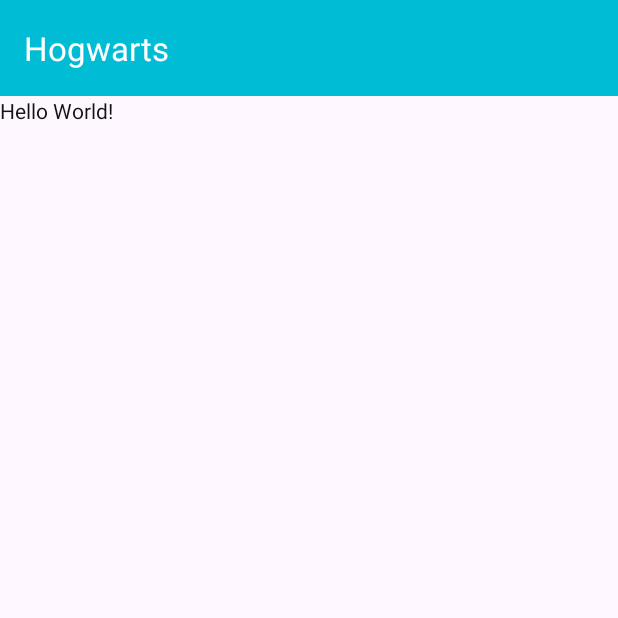
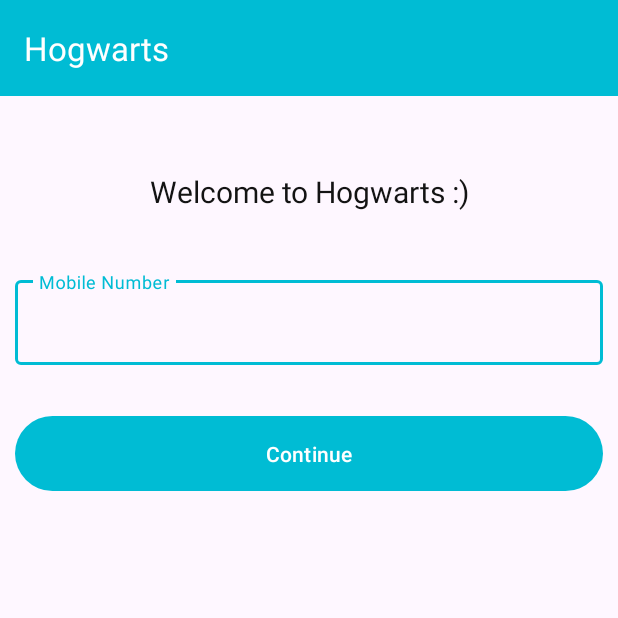
Before and after one commit to chirag389817/hogwarts-app, an Android app: the screen it shows after launch (MainActivity before the commit, AuthActivity after it), on a phone screen of 412 x 824 dp, the top half of it. Run offline under Robolectric (Android 15) with nearby library versions, the phone set to English and light mode, and no system bars.

```diff
--- a/app/build.gradle.kts
+++ b/app/build.gradle.kts
@@ -39,4 +39,7 @@ dependencies {
     testImplementation("junit:junit:4.13.2")
     androidTestImplementation("androidx.test.ext:junit:1.1.5")
     androidTestImplementation("androidx.test.espresso:espresso-core:3.5.1")
+
+    implementation("com.squareup.okhttp3:okhttp:4.12.0")
+    implementation("com.google.code.gson:gson:2.10.1")
 }
--- a/app/src/main/AndroidManifest.xml
+++ b/app/src/main/AndroidManifest.xml
@@ -1,6 +1,8 @@
 <?xml version="1.0" encoding="utf-8"?>
 <manifest xmlns:android="http://schemas.android.com/apk/res/android"
     xmlns:tools="http://schemas.android.com/tools">
+
+    <uses-permission android:name="android.permission.INTERNET" />
 
     <application
         android:allowBackup="true"
@@ -13,6 +15,9 @@
         android:theme="@style/Theme.Hogwarts"
         tools:targetApi="31">
         <activity
+            android:name=".auth.AuthActivity"
+            android:exported="false" />
+        <activity
             android:name=".MainActivity"
             android:exported="true">
             <intent-filter>
--- a/app/src/main/java/com/csp/hogwarts/MainActivity.java
+++ b/app/src/main/java/com/csp/hogwarts/MainActivity.java
@@ -2,13 +2,17 @@ package com.csp.hogwarts;
 
 import androidx.appcompat.app.AppCompatActivity;
 
+import android.content.Intent;
 import android.os.Bundle;
 
+import com.csp.hogwarts.auth.Auth;
+import com.csp.hogwarts.auth.AuthActivity;
 import com.csp.hogwarts.databinding.ActivityMainBinding;
 
 public class MainActivity extends AppCompatActivity {
 
     private ActivityMainBinding binding;
+    private Auth auth;
 
     @Override
     protected void onCreate(Bundle savedInstanceState) {
@@ -16,5 +20,14 @@ public class MainActivity extends AppCompatActivity {
         binding = ActivityMainBinding.inflate(getLayoutInflater());
         setContentView(binding.getRoot());
         setSupportActionBar(binding.toolbar);
+
+        auth = new Auth(this);
+    }
+
+    @Override
+    protected void onResume() {
+        if(!auth.isAuthenticated())
+            startActivity(new Intent(this, AuthActivity.class));
+        super.onResume();
     }
 }
--- /dev/null
+++ b/app/src/main/java/com/csp/hogwarts/auth/Auth.java
@@ -0,0 +1,30 @@
+package com.csp.hogwarts.auth;
+
+import android.content.Context;
+import android.content.SharedPreferences;
+
+import androidx.appcompat.app.AppCompatActivity;
+
+public class Auth {
+
+    private SharedPreferences sp;
+
+    public Auth(Context con){
+        sp = con.getSharedPreferences("token", Context.MODE_PRIVATE);
+    }
+    public String  getAccessToken(){
+        return sp.getString("accessToken","");
+    }
+
+    public void setAccessToken(String accessToken){
+        sp.edit().putString("accessToken",accessToken).apply();
+    }
+
+    public boolean isAuthenticated(){
+        return sp.getString("accessToken",null) != null;
+    }
+
+    public void signOut(){
+        sp.edit().remove("accessToken").apply();
+    }
+}
--- /dev/null
+++ b/app/src/main/java/com/csp/hogwarts/auth/AuthActivity.java
@@ -0,0 +1,21 @@
+package com.csp.hogwarts.auth;
+
+import androidx.appcompat.app.AppCompatActivity;
+import androidx.fragment.app.FragmentTransaction;
+
+import com.csp.hogwarts.databinding.ActivityAuthBinding;
+import android.os.Bundle;
+
+import com.csp.hogwarts.R;
+
+public class AuthActivity extends AppCompatActivity {
+
+    private ActivityAuthBinding binding;
+    @Override
+    protected void onCreate(Bundle savedInstanceState) {
+        super.onCreate(savedInstanceState);
+        binding = ActivityAuthBinding.inflate(getLayoutInflater());
+        setContentView(binding.getRoot());
+        setSupportActionBar(binding.toolbar);
+    }
+}
--- /dev/null
+++ b/app/src/main/java/com/csp/hogwarts/auth/MobileFragment.java
@@ -0,0 +1,104 @@
+package com.csp.hogwarts.auth;
+
+import android.os.Bundle;
+
+import androidx.annotation.NonNull;
+import androidx.fragment.app.Fragment;
+import androidx.fragment.app.FragmentManager;
+import androidx.fragment.app.FragmentTransaction;
+
+import android.text.Editable;
+import android.text.TextWatcher;
+import android.util.Log;
+import android.view.LayoutInflater;
+import android.view.View;
+import android.view.ViewGroup;
+import android.widget.Toast;
+
+import com.csp.hogwarts.R;
+import com.csp.hogwarts.databinding.FragmentMobileBinding;
+import com.csp.hogwarts.net.NetClient;
+import com.google.gson.Gson;
+
+import org.json.JSONException;
+import org.json.JSONObject;
+
+import java.util.Objects;
+
+public class MobileFragment extends Fragment {
+    private static final String TAG = "MobileFragment";
+    private FragmentMobileBinding binding;
+    private Gson gson = new Gson();
+    private NetClient netClient;
+    public MobileFragment() {}
+    @Override
+    public View onCreateView(@NonNull LayoutInflater inflater, ViewGroup container,
+                             Bundle savedInstanceState) {
+        binding = FragmentMobileBinding.inflate(inflater, container, false);
+        netClient = new NetClient(getActivity());
+
+        binding.btnContinue.setOnClickListener(v -> {
+            String mobile = Objects.requireNonNull(binding.editTxtMobile.getEditText()).getText().toString();
+            if(mobile.length()!=10){
+                binding.editTxtMobile.setError("Invalid mobile number");
+                return;
+            }
+            JSONObject json = new JSONObject();
+            try {
+                json.put("mobile",mobile);
+                String js = json.toString();
+                netClient.doPost("/auth/verify-mobile", json.toString(), this::handleResponse);
+            } catch (JSONException e) {
+                throw new RuntimeException(e);
+            }
+        });
+
+        Objects.requireNonNull(binding.editTxtMobile.getEditText()).addTextChangedListener(new TextWatcher() {
+            @Override
+            public void beforeTextChanged(CharSequence s, int start, int count, int after) {
+
+            }
+
+            @Override
+            public void onTextChanged(CharSequence s, int start, int before, int count) {
+
+            }
+
+            @Override
+            public void afterTextChanged(Editable s) {
+                binding.editTxtMobile.setErrorEnabled(false);
+            }
+        });
+
+        return binding.getRoot();
+    }
+
+    private void handleResponse(String data){
+        try {
+            JSONObject result = new JSONObject(data);
+            if(!result.isNull("error")){
+                Log.d(TAG, "handleResponse: "+data);
+                JSONObject error = result.getJSONObject("error");
+                binding.editTxtMobile.setError(error.getString("message"));
+                return;
+            }
+            Bundle bundle = new Bundle();
+            FragmentTransaction ft = requireActivity().getSupportFragmentManager().beginTransaction();
+            ft.setCustomAnimations(R.anim.slide_in,R.anim.slide_out);
+            if(result.getBoolean("otpSent")){
+                bundle.putString("verificationId", result.getString("verificationId"));
+                OtpFragment otpFragment = new OtpFragment();
+                otpFragment.setArguments(bundle);
+                ft.replace(R.id.fragmentContainer, otpFragment);
+            }else{
+                bundle.putString("userId", result.getString("userId"));
+                PasswordFragment passwordFragment = new PasswordFragment();
+                passwordFragment.setArguments(bundle);
+                ft.replace(R.id.fragmentContainer, passwordFragment);
+            }
+            ft.commit();
+        } catch (JSONException e) {
+            throw new RuntimeException(e);
+        }
+    }
+}
--- /dev/null
+++ b/app/src/main/res/anim/slide_in.xml
@@ -0,0 +1,6 @@
+<?xml version="1.0" encoding="utf-8"?>
+<translate xmlns:android="http://schemas.android.com/apk/res/android"
+    android:duration="@android:integer/config_shortAnimTime"
+    android:interpolator="@android:anim/decelerate_interpolator"
+    android:fromXDelta="100%"
+    android:toXDelta="0%" />
--- /dev/null
+++ b/app/src/main/res/anim/slide_out.xml
@@ -0,0 +1,6 @@
+<?xml version="1.0" encoding="utf-8"?>
+<translate xmlns:android="http://schemas.android.com/apk/res/android"
+    android:duration="@android:integer/config_shortAnimTime"
+    android:interpolator="@android:anim/decelerate_interpolator"
+    android:fromXDelta="0%"
+    android:toXDelta="100%" />
--- /dev/null
+++ b/app/src/main/res/layout/activity_auth.xml
@@ -0,0 +1,26 @@
+<?xml version="1.0" encoding="utf-8"?>
+<androidx.appcompat.widget.LinearLayoutCompat xmlns:android="http://schemas.android.com/apk/res/android"
+    xmlns:app="http://schemas.android.com/apk/res-auto"
+    xmlns:tools="http://schemas.android.com/tools"
+    android:layout_width="match_parent"
+    android:layout_height="match_parent"
+    android:orientation="vertical"
+    tools:context=".auth.AuthActivity">
+
+    <com.google.android.material.appbar.AppBarLayout
+        android:layout_width="match_parent"
+        android:layout_height="?attr/actionBarSize"
+        android:background="?android:statusBarColor">
+        <androidx.appcompat.widget.Toolbar
+            android:id="@+id/toolbar"
+            android:layout_width="match_parent"
+            android:layout_height="match_parent">
+        </androidx.appcompat.widget.Toolbar>
+    </com.google.android.material.appbar.AppBarLayout>
+
+    <androidx.fragment.app.FragmentContainerView
+        android:layout_width="match_parent"
+        android:layout_height="match_parent"
+        android:id="@+id/fragmentContainer"
+        android:name="com.csp.hogwarts.auth.MobileFragment"/>
+</androidx.appcompat.widget.LinearLayoutCompat>
--- /dev/null
+++ b/app/src/main/res/layout/fragment_mobile.xml
@@ -0,0 +1,39 @@
+<?xml version="1.0" encoding="utf-8"?>
+<androidx.appcompat.widget.LinearLayoutCompat xmlns:android="http://schemas.android.com/apk/res/android"
+    xmlns:tools="http://schemas.android.com/tools"
+    android:layout_width="match_parent"
+    android:layout_height="match_parent"
+    android:orientation="vertical"
+    android:padding="10dp"
+    tools:context=".auth.MobileFragment">
+
+    <androidx.appcompat.widget.AppCompatTextView
+        android:layout_width="match_parent"
+        android:layout_height="wrap_content"
+        android:padding="10dp"
+        android:gravity="center"
+        android:textSize="20sp"
+        android:layout_marginVertical="30dp"
+        android:text="Welcome to Hogwarts :)"/>
+
+    <com.google.android.material.textfield.TextInputLayout
+        android:layout_width="match_parent"
+        android:layout_height="wrap_content"
+        android:id="@+id/editTxtMobile"
+        style="@style/ThemeOverlay.Material3.AutoCompleteTextView.OutlinedBox"
+        android:hint="Mobile Number">
+        <com.google.android.material.textfield.TextInputEditText
+            android:layout_width="match_parent"
+            android:inputType="phone"
+            android:layout_height="match_parent"/>
+    </com.google.android.material.textfield.TextInputLayout>
+
+    <Button
+        android:id="@+id/btnContinue"
+        android:layout_width="match_parent"
+        android:layout_height="wrap_content"
+        android:padding="15dp"
+        android:layout_marginTop="30dp"
+        android:text="Continue"/>
+
+</androidx.appcompat.widget.LinearLayoutCompat>
--- a/app/src/main/res/values-night/themes.xml
+++ b/app/src/main/res/values-night/themes.xml
@@ -2,7 +2,7 @@
     <!-- Base application theme. -->
     <style name="Base.Theme.Hogwarts" parent="Theme.Material3.DayNight.NoActionBar">
         <!-- Primary brand color. -->
-        <item name="colorPrimary">@color/actionbar</item>
+        <item name="colorPrimary">@color/white</item>
         <item name="colorPrimaryVariant">@color/purple_700</item>
         <item name="colorOnPrimary">@color/black</item>
         <!-- Secondary brand color. -->
--- a/app/src/main/res/values/strings.xml
+++ b/app/src/main/res/values/strings.xml
@@ -1,3 +1,5 @@
 <resources>
     <string name="app_name">Hogwarts</string>
+    <!-- TODO: Remove or change this placeholder text -->
+    <string name="hello_blank_fragment">Hello blank fragment</string>
 </resources>
```
Also changed, not shown: app/src/main/java/com/csp/hogwarts/auth/OtpFragment.java (added, +89 -0 lines), app/src/main/java/com/csp/hogwarts/auth/PasswordFragment.java (added, +83 -0 lines), app/src/main/java/com/csp/hogwarts/net/NetClient.java (added, +82 -0 lines), app/src/main/res/layout/fragment_otp.xml (added, +39 -0 lines), app/src/main/res/layout/fragment_password.xml (added, +40 -0 lines).
